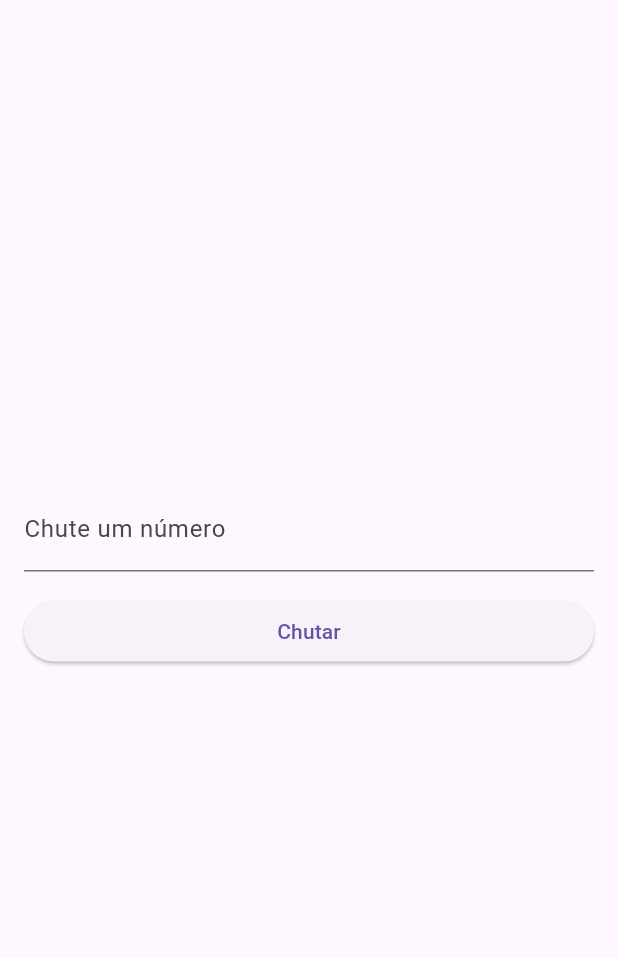
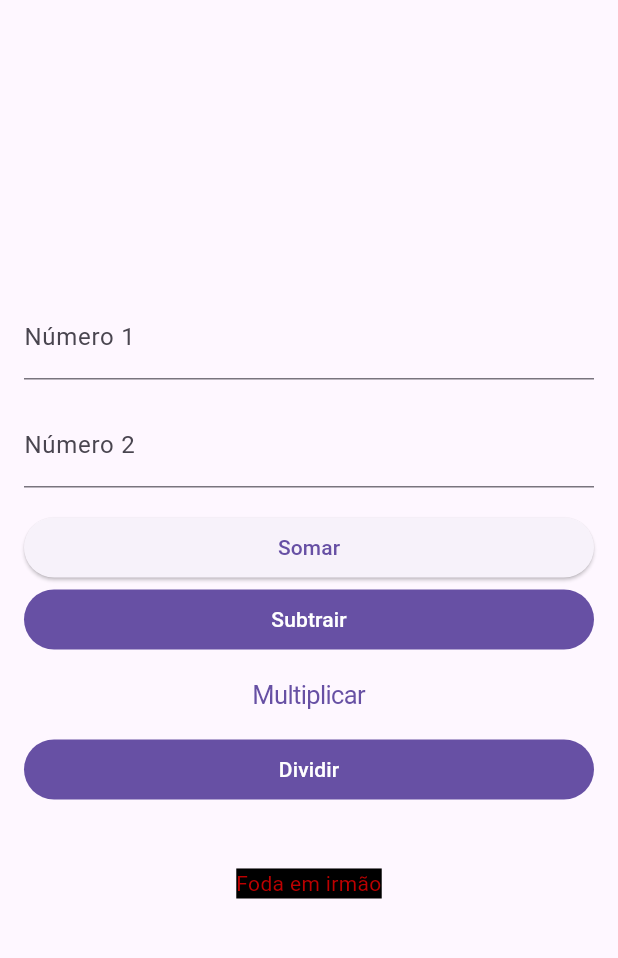
Before and after one commit to LoriaLawrenceZ/ST3-Flutter, a Flutter app: the screen it shows after launch, on a phone screen of 412 x 824 dp, the part 63-1021 px from its top. Run offline on Flutter 3.47's test engine with Material 3 defaults, Android fonts, the phone set to English and light mode, and no system bars; missing offline and left inert: dart:html.

Commit message:
Colocando chutar número como calculadora

```diff
--- a/adivinhe_o_numero/lib/main.dart
+++ b/adivinhe_o_numero/lib/main.dart
@@ -24,23 +24,43 @@
 }
 
 class _CalculadoraState extends State<Calculadora> {
-  TextEditingController _chute = TextEditingController();
-  String _resposta = '';
-  int numeroRandom = Random().nextInt(100);
+  TextEditingController _controllerNumero1 = TextEditingController();
+  TextEditingController _controllerNumero2 = TextEditingController();
+  String _resultado = '';
 
-  void _verificar() {
-    if (int.tryParse(_chute.toString()) == numeroRandom) {
-      _resposta = "Acertou!";
-    } else if (int.tryParse(_chute.toString())! < numeroRandom) {
-      _resposta = "É menor";
-    } else {
-      _resposta = "É maior!";
-    }
+  void _calcular(String operacao) {
+    double numero1 = double.tryParse(_controllerNumero1.text) ?? 0.0;
+    double numero2 = double.tryParse(_controllerNumero2.text) ?? 0.0;
+    double resultado;
+
+    setState(() {
+      switch (operacao) {
+        case 'Somar':
+          resultado = numero1 + numero2;
+          break;
+        case 'Subtrair':
+          resultado = numero1 - numero2;
+          break;
+        case 'Multiplicar':
+          resultado = numero1 * numero2;
+          break;
+        case 'Dividir':
+          resultado = (numero2 != 0 ? numero1 / numero2 : null)!;
+          break;
+        case 'Potencia':
+          resultado = pow(numero1, numero2) as double;
+          break;
+        default:
+          resultado = 0.0;
+      }
+
+      _resultado =
+          resultado != null ? 'Resultado: $resultado' : 'Erro na operação';
+    });
   }
 
   @override
   Widget build(BuildContext context) {
-    String chute;
     return Scaffold(
       appBar: AppBar(
         title: const Text('Calculadora Flutter'),
@@ -52,24 +72,50 @@
           crossAxisAlignment: CrossAxisAlignment.stretch,
           children: [
             TextField(
-              controller: _chute,
+              controller: _controllerNumero1,
               keyboardType: TextInputType.number,
-              decoration: const InputDecoration(labelText: 'Chute um número'),
+              decoration: const InputDecoration(labelText: 'Número 1'),
+            ),
+            const SizedBox(
+              height: 16.0,
+              width: 100.0,
+            ),
+            TextField(
+              controller: _controllerNumero2,
+              keyboardType: TextInputType.number,
+              decoration: const InputDecoration(labelText: 'Número 2'),
             ),
             const SizedBox(
               height: 16.0,
               width: 50.0,
             ),
             ElevatedButton(
-              onPressed: () => _verificar(),
-              child: Text('Chutar'),
+              onPressed: () => _calcular('Somar'),
+              child: Text('Somar'),
             ),
+            FilledButton(
+                onPressed: () => _calcular("Subtrair"),
+                child: Text("Subtrair")),
+            CupertinoButton(
+                onPressed: () => _calcular("Multiplicar"),
+                child: Text("Multiplicar")),
+            FilledButton(
+                onPressed: () => _calcular("Dividir"),
+                child: const Text("Dividir")),
+            const SizedBox(height: 16.0),
             Text(
-              _resposta,
+              _resultado,
               style: const TextStyle(
                 fontSize: 18.0,
                 fontWeight: FontWeight.bold,
               ),
+            ),
+            const Text(
+              "Foda em irmão",
+              style: TextStyle(
+                  color: Color.fromARGB(189, 255, 0, 0),
+                  backgroundColor: Color.fromARGB(255, 0, 0, 0)),
+              textAlign: TextAlign.center,
             ),
           ],
         ),
```
Also changed, not shown: 1 other file.
